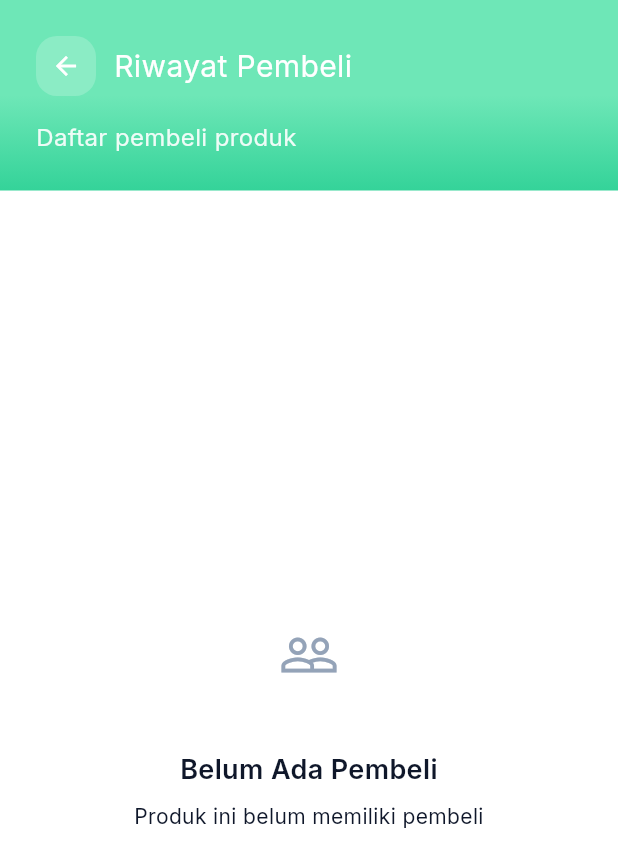
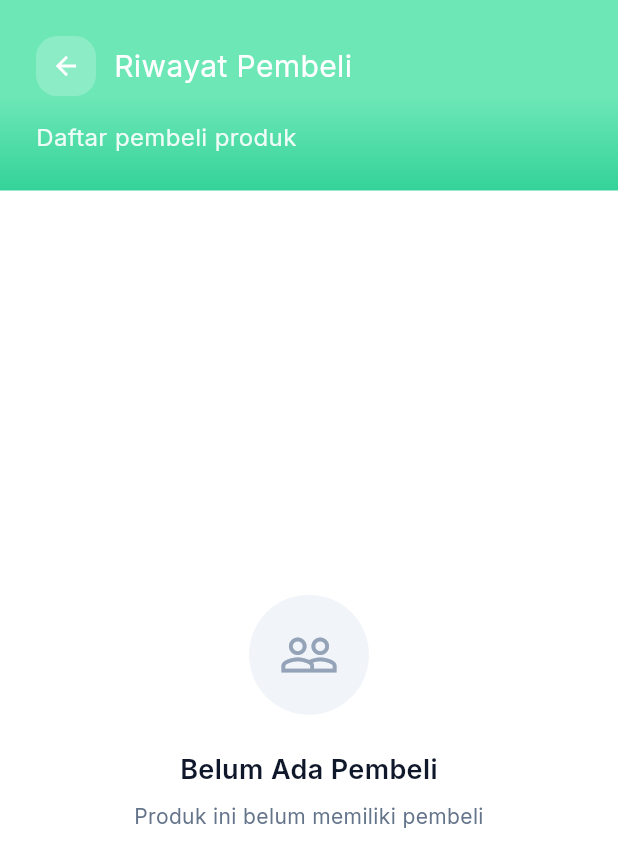
Before and after one commit to Atadewa/PBL-Jawara-Mobile, a Flutter app: the ProductBuyersPage screen opened directly with empty values, on a phone screen of 412 x 824 dp. Shown: the top 867 px of the screen. Run offline on Flutter 3.47's test engine with Material 3 defaults, Android fonts, the phone set to English and light mode, and no system bars; our stand-ins replace google_fonts; accounts and stored records are empty; network calls fail.

Commit message:
feat: enhance AppColors with additional color constants for better theming

```diff
--- a/mobile/lib/core/theme/app_colors.dart
+++ b/mobile/lib/core/theme/app_colors.dart
@@ -20,10 +20,33 @@ class AppColors {
   // Border colors
   static const Color border = Color(0xFFE1E8F0);
   static const Color borderLight = Color(0xFFF0F4F9);
+  static const Color borderMuted = Color(0xFFE2E8F0);
 
   // Status colors
   static const Color success = Color(0xFF10B981);
+  static const Color successDark = Color(0xFF059669);
+  static const Color successDarker = Color(0xFF15803D);
+  static const Color successSurface = Color(0xFFD1FAE5);
+  static const Color successSurfaceAlt = Color(0xFFDEFEF0);
+  static const Color successSurfaceSoft = Color(0xFFF0FDF4);
+  static const Color successBorder = Color(0xFF86EFAC);
   static const Color error = Color(0xFFEF4444);
+  static const Color errorDark = Color(0xFFDC2626);
+  static const Color errorSurface = Color(0xFFFEE2E2);
   static const Color warning = Color(0xFFF59E0B);
+  static const Color warningBright = Color(0xFFFBBF24);
+  static const Color warningSurface = Color(0xFFFEF3C7);
+  static const Color warningBorder = Color(0xFFFDE047);
+  static const Color warningDark = Color(0xFFA16207);
   static const Color info = Color(0xFF3B82F6);
+
+  // Neutral/surface colors
+  static const Color surface = Color(0xFFF1F5F9);
+  static const Color surfaceMuted = Color(0xFFE2E8F0);
+  static const Color textTertiary = Color(0xFF64748B);
+  static const Color iconMuted = Color(0xFF94A3B8);
+
+  // Shadow/overlay colors
+  static const Color shadowLight = Color(0x0F000000);
+  static const Color shadowMedium = Color(0x19000000);
 }
```
